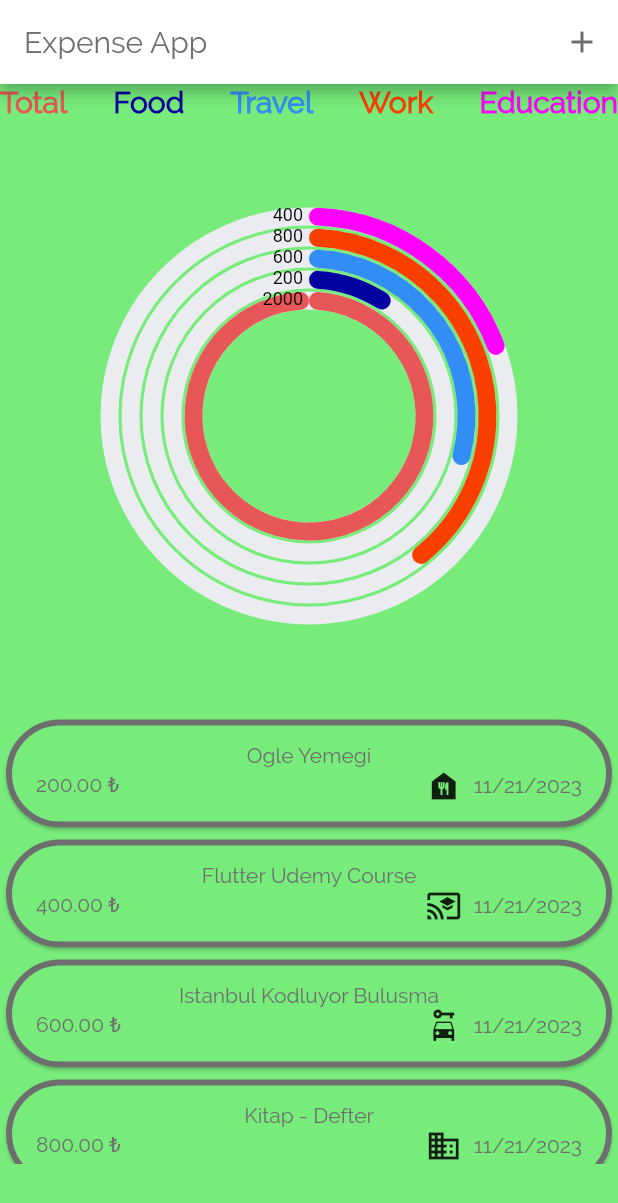
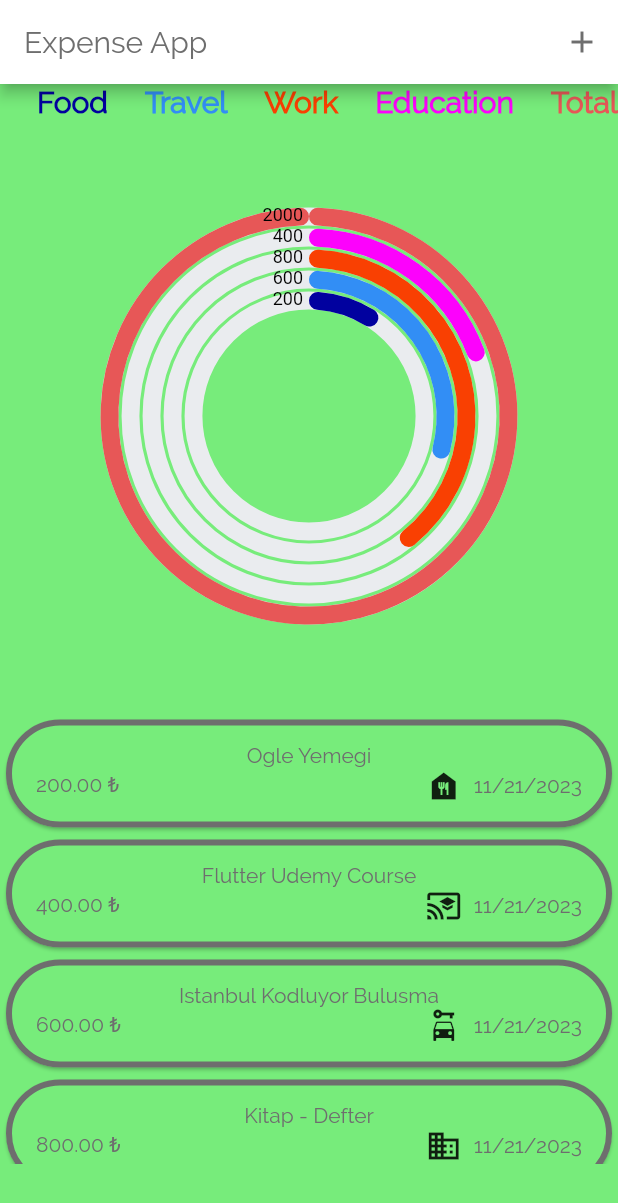
Before and after one commit to umutcanargun/9.11.2023-main, a Flutter app: the screen it shows after launch, on a phone screen of 412 x 824 dp. Shown: the top 1203 px of the screen. Run offline on Flutter 3.47's test engine with Material 2 defaults, Android fonts, the phone set to English and light mode, and no system bars; our stand-ins replace syncfusion_flutter_charts.

Commit message:
21.11.2023

```diff
--- a/flutter_application/lib/pages/widgets/expense_list.dart
+++ b/flutter_application/lib/pages/widgets/expense_list.dart
@@ -15,6 +15,8 @@ class ExpenseList extends StatefulWidget {
 class _ExpenseListState extends State<ExpenseList> {
   @override
   Widget build(BuildContext context) {
+    List<Expense> removedItem;
+
     return Center(
       child: Column(
         mainAxisAlignment: MainAxisAlignment.center,
@@ -27,7 +29,15 @@ class _ExpenseListState extends State<ExpenseList> {
               shrinkWrap: true,
               itemCount: expenses.length,
               itemBuilder: (context, index) {
-                return ExpenseItem(expenses[index]);
+                return Dismissible(
+                  key: ValueKey(widget.expenses[index]),
+                  child: ExpenseItem(expenses[index]),
+                  onDismissed: (direction) {
+                    if (direction == DismissDirection.startToEnd) {
+                      widget.onRemove(widget.expenses[index]);
+                    }
+                  },
+                );
               },
             ),
           ),
--- a/flutter_application/lib/pages/widgets/expenses.dart
+++ b/flutter_application/lib/pages/widgets/expenses.dart
@@ -70,17 +70,17 @@ double totalExpenditure = totalEducationExpenditure() +
 
 class ChartData {
   ChartData(this.x, this.y, this.z);
-  final String x;
-  final double y;
-  final Color z;
+  String x;
+  double y;
+  Color z;
 }
 
 final List<ChartData> chartData = [
-  ChartData('Total', totalExpenditure, Color.fromARGB(255, 231, 87, 87)),
   ChartData('Food', totalFoodExpenditure(), Color.fromARGB(255, 1, 1, 159)),
   ChartData(
       'Travel', totalTravelExpenditure(), Color.fromARGB(255, 50, 142, 245)),
   ChartData('Work', totalWorkExpenditure(), Color.fromARGB(255, 249, 64, 2)),
   ChartData('Education', totalEducationExpenditure(),
-      Color.fromARGB(255, 252, 2, 252))
+      Color.fromARGB(255, 252, 2, 252)),
+  ChartData('Total', totalExpenditure, Color.fromARGB(255, 231, 87, 87)),
 ];
```
Also changed, not shown: flutter_application/lib/pages/main_page.dart (+21 -7 lines).
